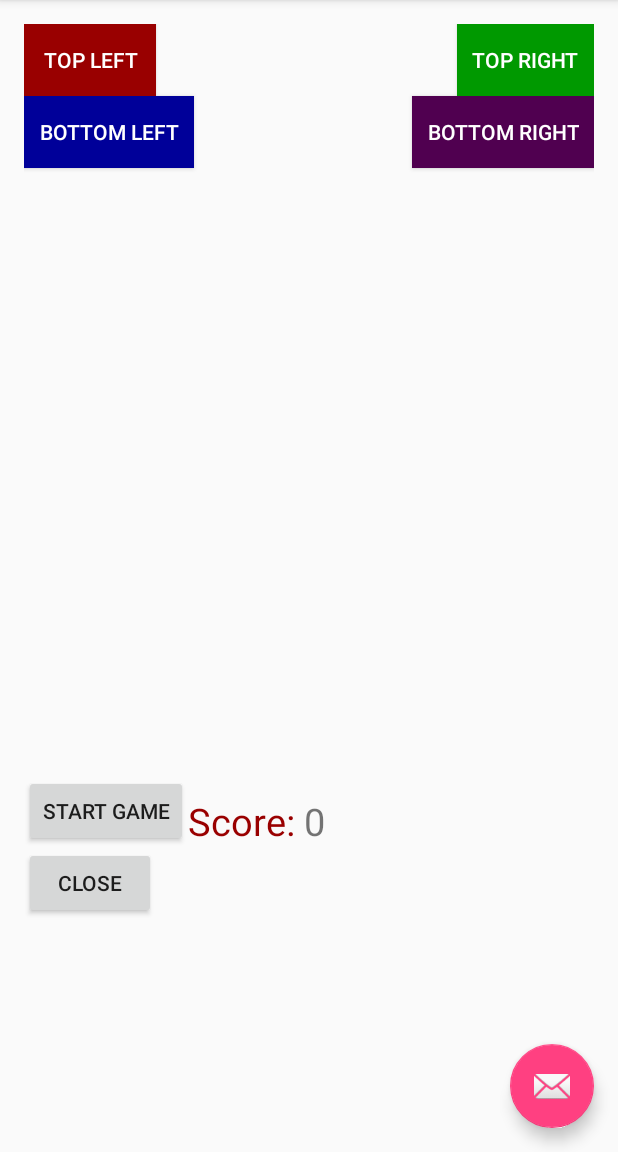
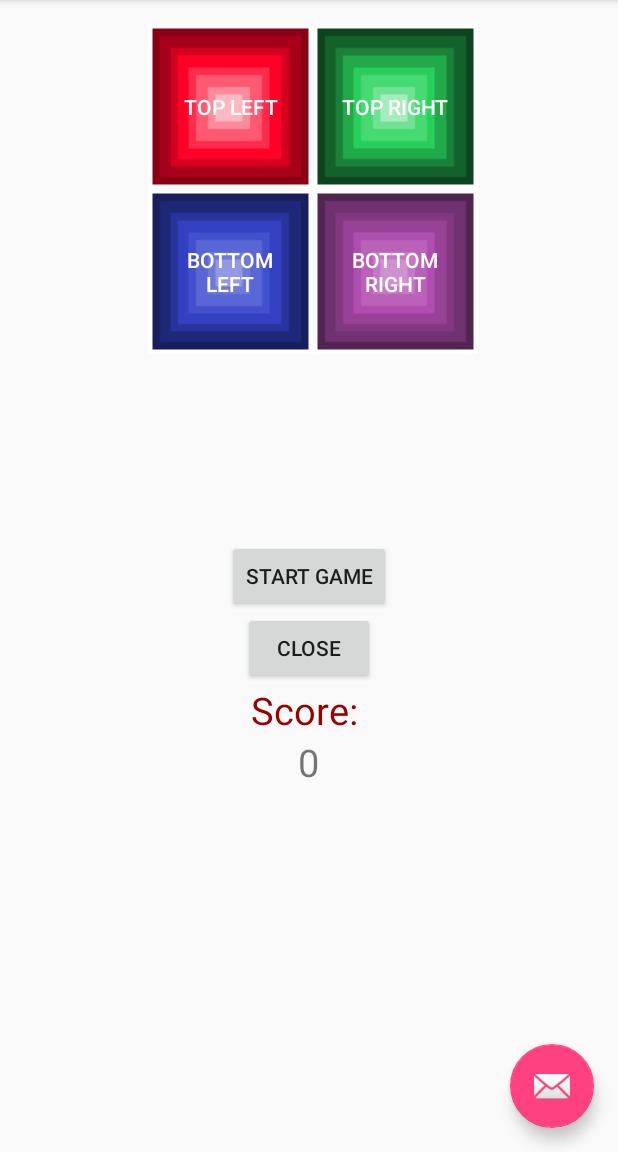
Before and after one commit to Naxess/SimonSays, an Android app: the MainActivity screen opened directly, with no data from a screen before it, on a phone screen of 412 x 824 dp, the part 84-1236 px from its top. Run offline under Robolectric (Android 15) with nearby library versions, the phone set to English and light mode, and no system bars.

Commit message:
4/10/2016

```diff
--- a/app/src/main/res/layout/content_main.xml
+++ b/app/src/main/res/layout/content_main.xml
@@ -21,10 +21,8 @@
         android:text="Start Game"
         android:id="@+id/start"
         android:layout_gravity="center_vertical"
-        android:layout_marginBottom="187dp"
-        android:layout_alignParentBottom="true"
-        android:layout_alignParentLeft="true"
-        android:layout_alignParentStart="true" />
+        android:layout_centerVertical="true"
+        android:layout_centerHorizontal="true" />
 
     <Button
         android:id="@+id/topleft_button"
@@ -32,12 +30,55 @@
         android:layout_width="wrap_content"
         android:layout_height="wrap_content"
         android:textColor="#ffffff"
-        android:background="#990000"
+        android:background="@drawable/button_red"
         android:paddingLeft="10dp"
         android:paddingRight="10dp"
         android:layout_alignParentTop="true"
-        android:layout_alignParentLeft="true"
-        android:layout_alignParentStart="true" />
+        android:layout_alignRight="@+id/space2"
+        android:layout_alignEnd="@+id/space2" />
+
+    <Button
+        android:id="@+id/topright_button"
+        android:text="Top Right"
+        android:layout_width="wrap_content"
+        android:layout_height="wrap_content"
+        android:textColor="#ffffff"
+        android:background="@drawable/button_green"
+        android:paddingLeft="10dp"
+        android:paddingRight="10dp"
+        android:layout_alignParentTop="true"
+        android:layout_toRightOf="@+id/space2"
+        android:layout_toEndOf="@+id/space2" />
+
+    <Button
+        android:id="@+id/bottomleft_button"
+        android:text="Bottom Left"
+        android:layout_width="wrap_content"
+        android:layout_height="wrap_content"
+        android:textColor="#ffffff"
+        android:background="@drawable/button_blue"
+        android:paddingLeft="10dp"
+        android:paddingRight="10dp"
+        android:layout_below="@+id/topleft_button"
+        android:layout_alignLeft="@+id/topleft_button"
+        android:layout_alignStart="@+id/topleft_button"
+        android:layout_alignRight="@+id/space2"
+        android:layout_alignEnd="@+id/space2" />
+
+    <Button
+        android:id="@+id/bottomright_button"
+        android:text="Bottom Right"
+        android:layout_width="wrap_content"
+        android:layout_height="wrap_content"
+        android:textColor="#ffffff"
+        android:background="@drawable/button_purple"
+        android:paddingLeft="10dp"
+        android:paddingRight="10dp"
+        android:layout_alignTop="@+id/bottomleft_button"
+        android:layout_alignRight="@+id/topright_button"
+        android:layout_alignEnd="@+id/topright_button"
+        android:layout_toRightOf="@+id/space2"
+        android:layout_toEndOf="@+id/space2" />
 
     <TextView
         android:layout_width="wrap_content"
@@ -47,9 +88,8 @@
         android:textColor="#990000"
         android:id="@+id/textView"
         android:layout_gravity="center_vertical"
-        android:layout_alignBottom="@+id/start"
-        android:layout_toRightOf="@+id/start"
-        android:layout_toEndOf="@+id/start" />
+        android:layout_below="@+id/mainClose"
+        android:layout_centerHorizontal="true" />
 
     <TextView
         android:layout_width="wrap_content"
@@ -60,57 +100,16 @@
         android:layout_x="221dp"
         android:layout_y="464dp"
         android:layout_gravity="center_vertical"
-        android:layout_alignTop="@+id/textView"
-        android:layout_toRightOf="@+id/textView"
-        android:layout_toEndOf="@+id/textView" />
-
-    <Button
-        android:id="@+id/topright_button"
-        android:text="Top Right"
-        android:layout_width="wrap_content"
-        android:layout_height="wrap_content"
-        android:textColor="#ffffff"
-        android:background="#009900"
-        android:paddingLeft="10dp"
-        android:paddingRight="10dp"
-        android:layout_above="@+id/bottomright_button"
-        android:layout_alignRight="@+id/bottomright_button"
-        android:layout_alignEnd="@+id/bottomright_button" />
-
-    <Button
-        android:id="@+id/bottomleft_button"
-        android:text="Bottom Left"
-        android:layout_width="wrap_content"
-        android:layout_height="wrap_content"
-        android:textColor="#ffffff"
-        android:background="#000099"
-        android:paddingLeft="10dp"
-        android:paddingRight="10dp"
-        android:layout_below="@+id/topleft_button"
-        android:layout_alignParentLeft="true"
-        android:layout_alignParentStart="true" />
-
-    <Button
-        android:id="@+id/bottomright_button"
-        android:text="Bottom Right"
-        android:layout_width="wrap_content"
-        android:layout_height="wrap_content"
-        android:textColor="#ffffff"
-        android:background="#500050"
-        android:paddingLeft="10dp"
-        android:paddingRight="10dp"
-        android:layout_below="@+id/topleft_button"
-        android:layout_alignParentRight="true"
-        android:layout_alignParentEnd="true" />
+        android:layout_below="@+id/textView"
+        android:layout_centerHorizontal="true" />
 
     <Button
         android:layout_width="wrap_content"
         android:layout_height="wrap_content"
         android:text="Close"
         android:id="@+id/mainClose"
-        android:layout_below="@+id/textView"
-        android:layout_alignParentLeft="true"
-        android:layout_alignParentStart="true" />
+        android:layout_below="@+id/start"
+        android:layout_centerHorizontal="true" />
 
     <TextView
         android:layout_width="wrap_content"
@@ -121,4 +120,11 @@
         android:layout_alignParentLeft="true"
         android:layout_alignParentStart="true" />
 
+    <Space
+        android:layout_width="5dp"
+        android:layout_height="match_parent"
+        android:layout_centerVertical="true"
+        android:layout_centerHorizontal="true"
+        android:id="@+id/space2" />
+
 </RelativeLayout>
```
Also changed, not shown: app/src/main/res/drawable/button_blue.png (added), app/src/main/res/drawable/button_blue_clear.png (deleted), app/src/main/res/drawable/button_green.png (added), app/src/main/res/drawable/button_purple.png (added), app/src/main/res/drawable/button_red.png (added).
